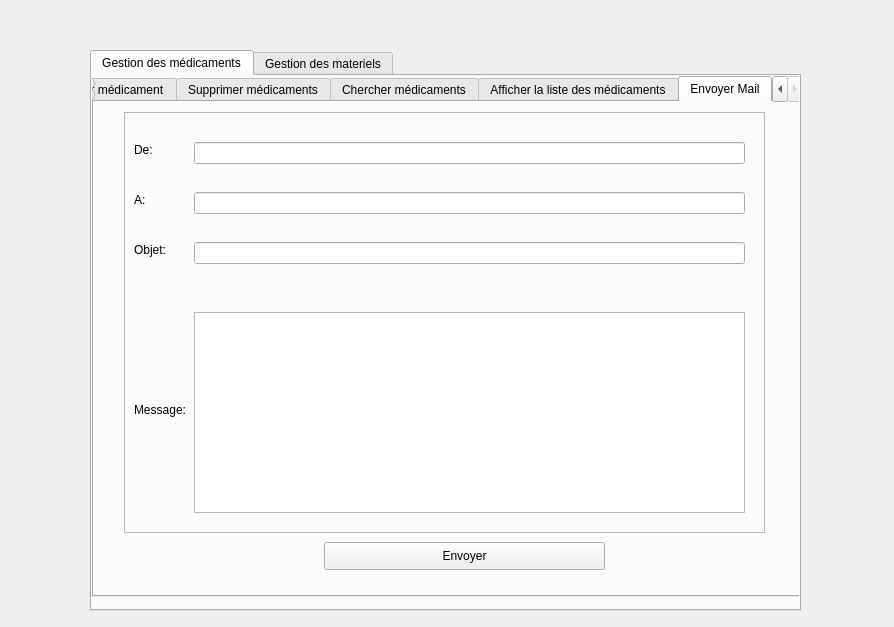
Above: asma/amedicament.ui from fourat8/madsquad before the change. Below: the same form after it.
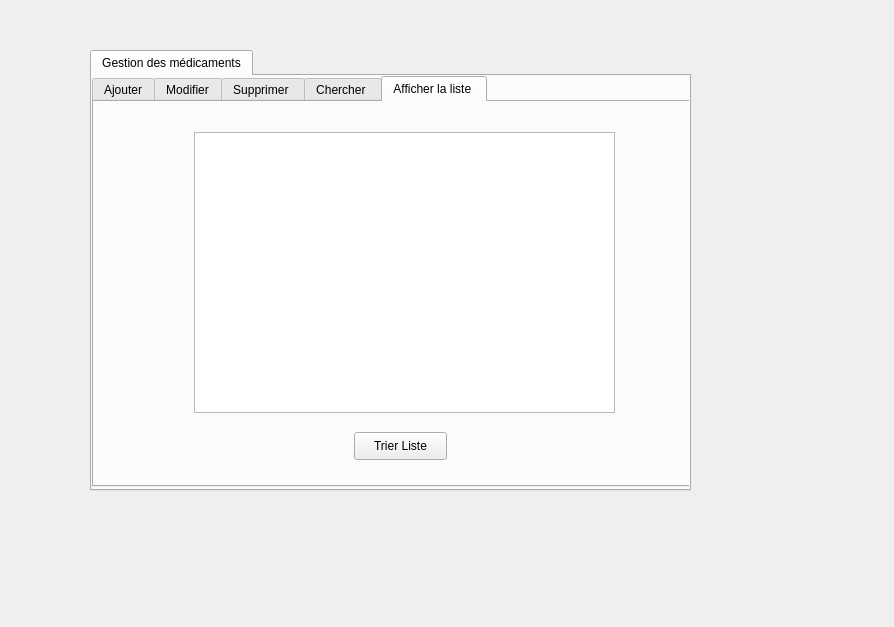
That is the form after the change. The open tabs and pages were chosen to show the change.

```diff
--- a/asma/amedicament.ui
+++ b/asma/amedicament.ui
@@ -18,8 +18,8 @@
     <rect>
      <x>90</x>
      <y>50</y>
-     <width>711</width>
-     <height>561</height>
+     <width>601</width>
+     <height>441</height>
     </rect>
    </property>
    <property name="whatsThis">
@@ -37,8 +37,8 @@
       <rect>
        <x>0</x>
        <y>0</y>
-       <width>711</width>
-       <height>521</height>
+       <width>611</width>
+       <height>411</height>
       </rect>
      </property>
      <property name="currentIndex">
@@ -46,7 +46,7 @@
      </property>
      <widget class="QWidget" name="tab_3">
       <attribute name="title">
-       <string>Ajouter médicament</string>
+       <string>Ajouter</string>
       </attribute>
       <widget class="QLabel" name="label">
        <property name="geometry">
@@ -133,7 +133,7 @@
      </widget>
      <widget class="QWidget" name="tab_4">
       <attribute name="title">
-       <string>Modifier médicament</string>
+       <string>Modifier</string>
       </attribute>
       <widget class="QLabel" name="label_4">
        <property name="geometry">
@@ -233,7 +233,7 @@
      </widget>
      <widget class="QWidget" name="tab_5">
       <attribute name="title">
-       <string>Supprimer médicaments</string>
+       <string>Supprimer </string>
       </attribute>
       <widget class="QLabel" name="label_7">
        <property name="geometry">
@@ -287,7 +287,7 @@
      </widget>
      <widget class="QWidget" name="tab_7">
       <attribute name="title">
-       <string>Chercher médicaments</string>
+       <string>Chercher </string>
       </attribute>
       <widget class="QLabel" name="label_9">
        <property name="geometry">
@@ -338,13 +338,13 @@
      </widget>
      <widget class="QWidget" name="tab_6">
       <attribute name="title">
-       <string>Afficher la liste des médicaments</string>
+       <string>Afficher la liste </string>
       </attribute>
       <widget class="QTableView" name="tablemedicament">
        <property name="geometry">
         <rect>
-         <x>130</x>
-         <y>40</y>
+         <x>100</x>
+         <y>30</y>
          <width>421</width>
          <height>281</height>
         </rect>
@@ -353,8 +353,8 @@
       <widget class="QPushButton" name="pushButton_tri">
        <property name="geometry">
         <rect>
-         <x>270</x>
-         <y>350</y>
+         <x>260</x>
+         <y>330</y>
          <width>93</width>
          <height>28</height>
         </rect>
@@ -364,140 +364,24 @@
        </property>
       </widget>
      </widget>
-     <widget class="QWidget" name="tab_8">
-      <attribute name="title">
-       <string>Envoyer Mail</string>
-      </attribute>
-      <widget class="QPushButton" name="pushButton_envoyer">
-       <property name="geometry">
-        <rect>
-         <x>230</x>
-         <y>440</y>
-         <width>281</width>
-         <height>28</height>
-        </rect>
-       </property>
-       <property name="text">
-        <string>Envoyer</string>
-       </property>
-      </widget>
-      <widget class="QFrame" name="frame">
-       <property name="geometry">
-        <rect>
-         <x>30</x>
-         <y>10</y>
-         <width>641</width>
-         <height>421</height>
-        </rect>
-       </property>
-       <property name="frameShape">
-        <enum>QFrame::StyledPanel</enum>
-       </property>
-       <property name="frameShadow">
-        <enum>QFrame::Raised</enum>
-       </property>
-       <widget class="QLabel" name="label_10">
-        <property name="geometry">
-         <rect>
-          <x>10</x>
-          <y>30</y>
-          <width>55</width>
-          <height>16</height>
-         </rect>
-        </property>
-        <property name="text">
-         <string>De:</string>
-        </property>
-       </widget>
-       <widget class="QLabel" name="label_11">
-        <property name="geometry">
-         <rect>
-          <x>10</x>
-          <y>80</y>
-          <width>55</width>
-          <height>16</height>
-         </rect>
-        </property>
-        <property name="text">
-         <string>A:</string>
-        </property>
-       </widget>
-       <widget class="QLabel" name="label_12">
-        <property name="geometry">
-         <rect>
-          <x>10</x>
-          <y>130</y>
-          <width>55</width>
-          <height>16</height>
-         </rect>
-        </property>
-        <property name="text">
-         <string>Objet:</string>
-        </property>
-       </widget>
-       <widget class="QLabel" name="label_13">
-        <property name="geometry">
-         <rect>
-          <x>10</x>
-          <y>290</y>
-          <width>55</width>
-          <height>16</height>
-         </rect>
-        </property>
-        <property name="text">
-         <string>Message:</string>
-        </property>
-       </widget>
-       <widget class="QLineEdit" name="lineEdit">
-        <property name="geometry">
-         <rect>
-          <x>70</x>
-          <y>30</y>
-          <width>551</width>
-          <height>22</height>
-         </rect>
-        </property>
-       </widget>
-       <widget class="QLineEdit" name="lineEdit_2">
-        <property name="geometry">
-         <rect>
-          <x>70</x>
-          <y>80</y>
-          <width>551</width>
-          <height>22</height>
-         </rect>
-        </property>
-       </widget>
-       <widget class="QLineEdit" name="lineEdit_3">
-        <property name="geometry">
-         <rect>
-          <x>70</x>
-          <y>130</y>
-          <width>551</width>
-          <height>22</height>
-         </rect>
-        </property>
-       </widget>
-       <widget class="QTextEdit" name="textEdit">
-        <property name="geometry">
-         <rect>
-          <x>70</x>
-          <y>200</y>
-          <width>551</width>
-          <height>201</height>
-         </rect>
-        </property>
-       </widget>
-      </widget>
-     </widget>
     </widget>
    </widget>
-   <widget class="QWidget" name="tab_2">
-    <attribute name="title">
-     <string>Gestion des materiels</string>
-    </attribute>
-   </widget>
   </widget>
+  <widget class="QLabel" name="label_10">
+   <property name="geometry">
+    <rect>
+     <x>0</x>
+     <y>0</y>
+     <width>894</width>
+     <height>627</height>
+    </rect>
+   </property>
+   <property name="text">
+    <string/>
+   </property>
+  </widget>
+  <zorder>label_10</zorder>
+  <zorder>tabwidget</zorder>
  </widget>
  <resources/>
  <connections/>
```
Left out of the diff: 20 changed lines with no effect on the pictures.
